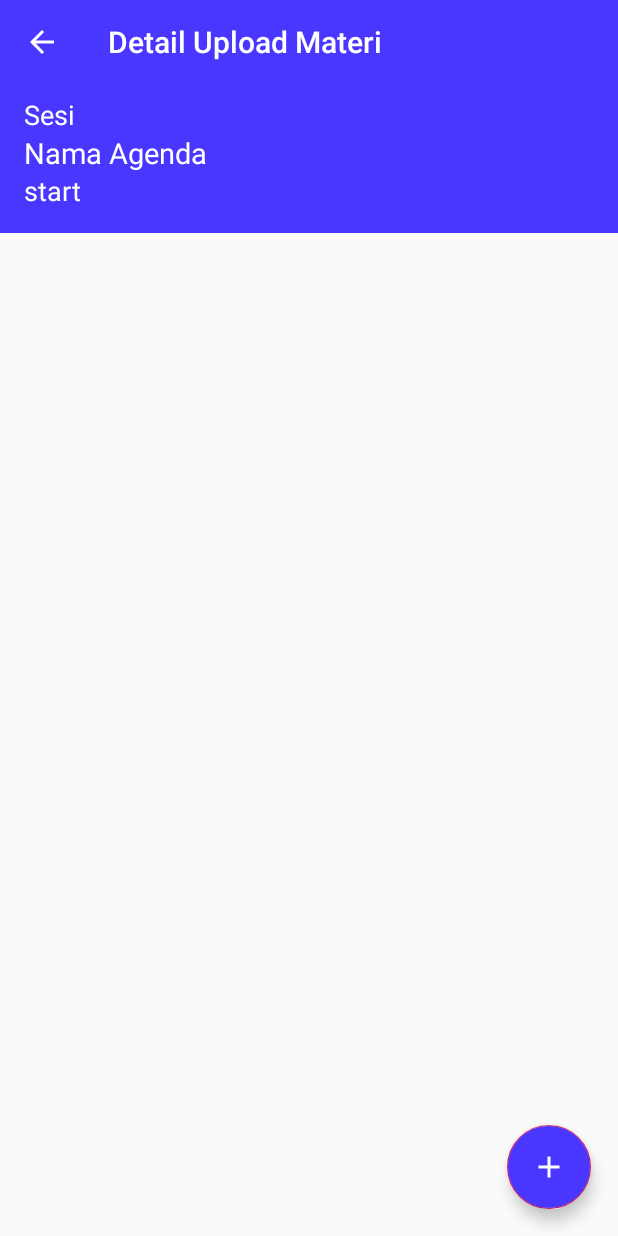
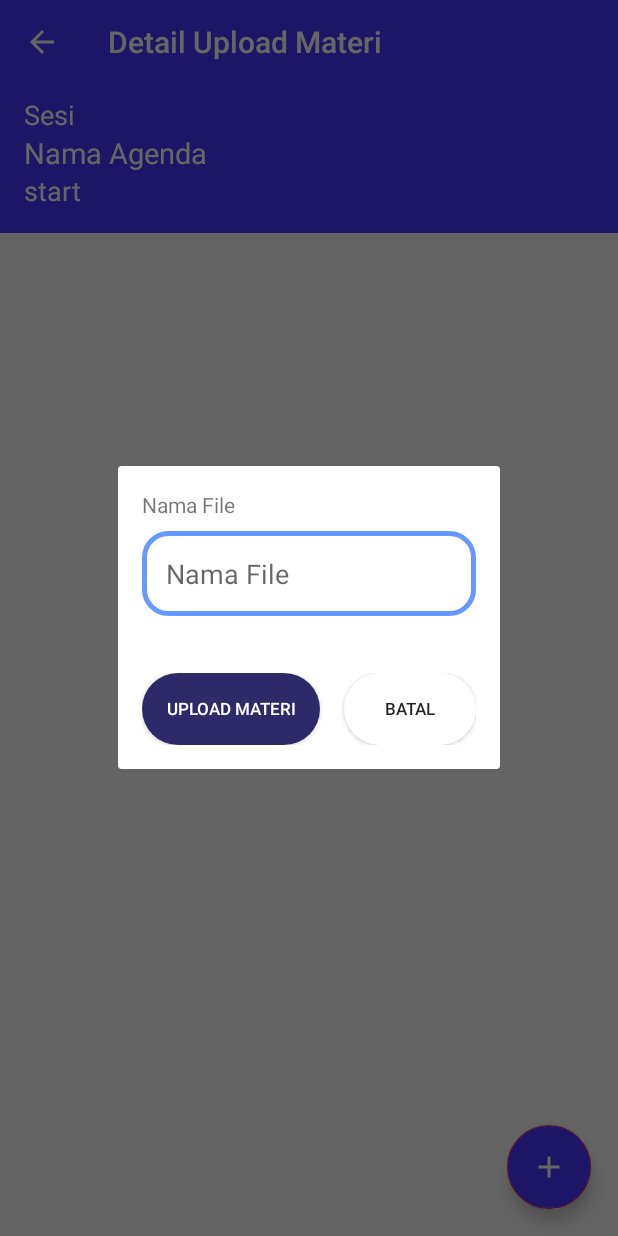
Before and after one commit to anggastudent/digimicePanitia, an Android app: the DetailUploadMateri screen opened directly, with no data from a screen before it, after a tap on an icon or button, on a phone screen of 412 x 824 dp. Run offline under Robolectric (Android 15) with nearby library versions, the phone set to English and light mode, and no system bars; our stand-ins replace Volley; libraries missing offline, so code that uses them is left out: net.gotev.uploadservice; network calls fail.

Commit message:
membuat proses upload materi

```diff
--- a/app/build.gradle
+++ b/app/build.gradle
@@ -35,6 +35,7 @@ dependencies {
     annotationProcessor 'androidx.lifecycle:lifecycle-compiler:2.2.0-alpha04'
     implementation 'com.github.bumptech.glide:glide:4.9.0'
     implementation 'com.github.vipulasri:timelineview:1.1.2'
+    implementation 'net.gotev:uploadservice:4.3.0'
 
 
     testImplementation 'junit:junit:4.12'
--- a/app/src/main/java/com/example/digimiceconferent/Activity/DetailUploadMateri.java
+++ b/app/src/main/java/com/example/digimiceconferent/Activity/DetailUploadMateri.java
@@ -1,29 +1,53 @@
 package com.example.digimiceconferent.Activity;
 
+import androidx.annotation.Nullable;
 import androidx.appcompat.app.AppCompatActivity;
+import androidx.fragment.app.FragmentManager;
 import androidx.lifecycle.Observer;
 import androidx.lifecycle.ViewModelProvider;
 import androidx.recyclerview.widget.LinearLayoutManager;
 import androidx.recyclerview.widget.RecyclerView;
 
+import android.content.Intent;
+import android.net.Uri;
 import android.os.Bundle;
+import android.os.Environment;
+import android.util.Base64;
 import android.view.View;
 import android.widget.TextView;
 import android.widget.Toast;
 
+import com.android.volley.AuthFailureError;
+import com.android.volley.Request;
 import com.android.volley.RequestQueue;
+import com.android.volley.Response;
+import com.android.volley.VolleyError;
+import com.android.volley.toolbox.StringRequest;
 import com.android.volley.toolbox.Volley;
 import com.example.digimiceconferent.Adapter.RecyclerViewMateriAdapter;
+import com.example.digimiceconferent.Fragment.UploadMateriDialogFragment;
 import com.example.digimiceconferent.MainViewModel;
 import com.example.digimiceconferent.Model.Agenda;
 import com.example.digimiceconferent.Model.Materi;
 import com.example.digimiceconferent.R;
+import com.example.digimiceconferent.SharedPrefManager;
 import com.google.android.material.floatingactionbutton.FloatingActionButton;
 
+import net.gotev.uploadservice.data.UploadNotificationConfig;
+import net.gotev.uploadservice.protocols.multipart.MultipartUploadRequest;
+
+import java.io.BufferedInputStream;
+import java.io.File;
+import java.io.FileInputStream;
+import java.io.FileNotFoundException;
+import java.io.IOException;
 import java.text.ParseException;
 import java.text.SimpleDateFormat;
 import java.util.ArrayList;
 import java.util.Date;
+import java.util.HashMap;
+import java.util.Map;
+import java.util.UUID;
 
 public class DetailUploadMateri extends AppCompatActivity {
     public static final String EXTRA_MATERI = "materi";
@@ -32,6 +56,11 @@ public class DetailUploadMateri extends AppCompatActivity {
     RecyclerViewMateriAdapter adapter;
     RequestQueue queue;
     FloatingActionButton addMateri;
+    private int PICK_PDF_REQUEST = 1;
+    File file;
+    String filePdf;
+    Uri filePath;
+    SharedPrefManager sharedPrefManager;
 
     @Override
     protected void onCreate(Bundle savedInstanceState) {
@@ -50,13 +79,15 @@ public class DetailUploadMateri extends AppCompatActivity {
         }
 
         queue = Volley.newRequestQueue(this);
+        sharedPrefManager = new SharedPrefManager(this);
         rvMateri = findViewById(R.id.rv_materi);
         adapter = new RecyclerViewMateriAdapter();
         rvMateri.setLayoutManager(new LinearLayoutManager(this));
 
         MainViewModel mainViewModel = new ViewModelProvider(this, new ViewModelProvider.NewInstanceFactory()).get(MainViewModel.class);
-        Agenda agenda = getIntent().getParcelableExtra(EXTRA_MATERI);
+        final Agenda agenda = getIntent().getParcelableExtra(EXTRA_MATERI);
         if (agenda != null) {
+            sharedPrefManager.saveSPString(sharedPrefManager.SP_ID_AGENDA, agenda.getId());
             tvSession.setText(agenda.getSessionAgenda());
             tvAgenda.setText(agenda.getNamaAgenda());
 
@@ -88,9 +119,16 @@ public class DetailUploadMateri extends AppCompatActivity {
         addMateri.setOnClickListener(new View.OnClickListener() {
             @Override
             public void onClick(View v) {
-                Toast.makeText(getApplicationContext(), "Klik", Toast.LENGTH_SHORT).show();
+
+                UploadMateriDialogFragment fragment = new UploadMateriDialogFragment();
+                FragmentManager fragmentManager = getSupportFragmentManager();
+                fragment.show(fragmentManager, UploadMateriDialogFragment.class.getSimpleName());
+
+
             }
         });
 
     }
+
+
 }
--- /dev/null
+++ b/app/src/main/java/com/example/digimiceconferent/Fragment/UploadMateriDialogFragment.java
@@ -0,0 +1,150 @@
+package com.example.digimiceconferent.Fragment;
+
+import android.app.Activity;
+import android.content.Intent;
+import android.net.Uri;
+import android.os.Bundle;
+
+import androidx.annotation.NonNull;
+import androidx.annotation.Nullable;
+import androidx.fragment.app.DialogFragment;
+import androidx.fragment.app.Fragment;
+
+import android.os.Environment;
+import android.util.Base64;
+import android.view.LayoutInflater;
+import android.view.View;
+import android.view.ViewGroup;
+import android.widget.Button;
+import android.widget.EditText;
+import android.widget.Toast;
+
+import com.android.volley.AuthFailureError;
+import com.android.volley.Request;
+import com.android.volley.RequestQueue;
+import com.android.volley.Response;
+import com.android.volley.VolleyError;
+import com.android.volley.toolbox.StringRequest;
+import com.android.volley.toolbox.Volley;
+import com.example.digimiceconferent.R;
+import com.example.digimiceconferent.SharedPrefManager;
+
+import java.io.BufferedInputStream;
+import java.io.File;
+import java.io.FileInputStream;
+import java.util.HashMap;
+import java.util.Map;
+
+/**
+ * A simple {@link Fragment} subclass.
+ */
+public class UploadMateriDialogFragment extends DialogFragment {
+
+    Button btUpload, btCancel;
+    EditText etNameFile;
+    RequestQueue queue;
+    SharedPrefManager sharedPrefManager;
+    private int PICK_PDF_REQUEST = 1;
+    File file;
+    String filePdf;
+    Uri filePath;
+
+    public UploadMateriDialogFragment() {
+        // Required empty public constructor
+    }
+
+
+    @Override
+    public View onCreateView(LayoutInflater inflater, ViewGroup container,
+                             Bundle savedInstanceState) {
+        // Inflate the layout for this fragment
+        return inflater.inflate(R.layout.fragment_upload_materi_dialog, container, false);
+    }
+
+    @Override
+    public void onViewCreated(@NonNull View view, @Nullable Bundle savedInstanceState) {
+        super.onViewCreated(view, savedInstanceState);
+
+        btUpload = view.findViewById(R.id.bt_upload_materi);
+        btCancel = view.findViewById(R.id.bt_cancel_materi);
+
+        etNameFile = view.findViewById(R.id.nama_upload_materi);
+        queue = Volley.newRequestQueue(getContext());
+        sharedPrefManager = new SharedPrefManager(getContext());
+        addMateri();
+        btUpload.setOnClickListener(new View.OnClickListener() {
+            @Override
+            public void onClick(View v) {
+
+                uploadFile();
+            }
+        });
+
+        btCancel.setOnClickListener(new View.OnClickListener() {
+            @Override
+            public void onClick(View v) {
+                getDialog().dismiss();
+            }
+        });
+    }
+    private void addMateri() {
+        Intent intent = new Intent();
+        intent.setType("application/pdf");
+        intent.setAction(Intent.ACTION_GET_CONTENT);
+        startActivityForResult(Intent.createChooser(intent, "Select Pdf"), PICK_PDF_REQUEST);
+    }
+
+    public void uploadFile() {
+        RequestQueue queue = Volley.newRequestQueue(getContext());
+        String url = "http://192.168.4.107/myAPI/public/upload-materi";
+        StringRequest request = new StringRequest(Request.Method.POST, url, new Response.Listener<String>() {
+            @Override
+            public void onResponse(String response) {
+                Toast.makeText(getContext(), response, Toast.LENGTH_SHORT).show();
+                getDialog().dismiss();
+            }
+        }, new Response.ErrorListener() {
+            @Override
+            public void onErrorResponse(VolleyError error) {
+                Toast.makeText(getContext(), error.toString(), Toast.LENGTH_SHORT).show();
+                getDialog().dismiss();
+            }
+        }){
+            @Override
+            protected Map<String, String> getParams() throws AuthFailureError {
+                Map<String, String> data = new HashMap<>();
+                data.put("pdf", filePdf);
+                data.put("name", etNameFile.getText().toString());
+                data.put("event_id", sharedPrefManager.getSpIdEvent());
+                data.put("event_agenda_id", sharedPrefManager.getSpIdAgenda());
+                data.put("event_event_type_id", "3");
+                return data;
+            }
+        };
+
+        queue.add(request);
+
+    }
+
+    @Override
+    public void onActivityResult(int requestCode, int resultCode, @Nullable Intent data) {
+        super.onActivityResult(requestCode, resultCode, data);
+        if(requestCode == PICK_PDF_REQUEST && resultCode == Activity.RESULT_OK && data != null && data.getData() != null){
+            filePath = data.getData();
+            file = new File(Environment.getExternalStorageDirectory(),filePath.getPath().substring(20));
+
+            int size = (int) file.length();
+            byte[] bytes = new byte[size];
+            try {
+                BufferedInputStream bufferedInputStream = new BufferedInputStream(new FileInputStream(file));
+                bufferedInputStream.read(bytes,0, bytes.length);
+                bufferedInputStream.close();
+                filePdf = Base64.encodeToString(bytes, Base64.DEFAULT);
+            } catch (Exception e) {
+                e.printStackTrace();
+            }
+        }else{
+            getDialog().dismiss();
+        }
+    }
+}
--- a/app/src/main/java/com/example/digimiceconferent/SharedPrefManager.java
+++ b/app/src/main/java/com/example/digimiceconferent/SharedPrefManager.java
@@ -21,6 +21,7 @@ public class SharedPrefManager {
     public static final String SP_NAME_TEAM = "name_team";
     public static final String SP_ID_EVENT = "id_event";
     public static final String SP_ID_PACKET = "id_packet";
+    public static final String SP_ID_AGENDA = "id_agenda";
 
 
     SharedPreferences sharedPreferences;
@@ -105,4 +106,7 @@ public class SharedPrefManager {
         return sharedPreferences.getString(SP_ID_PACKET, "");
     }
 
+    public String getSpIdAgenda() {
+        return sharedPreferences.getString(SP_ID_AGENDA, "");
+    }
 }
--- /dev/null
+++ b/app/src/main/res/layout/fragment_upload_materi_dialog.xml
@@ -0,0 +1,55 @@
+<?xml version="1.0" encoding="utf-8"?>
+<LinearLayout xmlns:android="http://schemas.android.com/apk/res/android"
+    xmlns:tools="http://schemas.android.com/tools"
+    android:layout_width="match_parent"
+    android:layout_height="wrap_content"
+    android:orientation="vertical"
+    android:padding="16dp"
+    tools:context=".Fragment.UploadMateriDialogFragment">
+    <TextView
+        android:layout_width="match_parent"
+        android:layout_height="wrap_content"
+        android:text="@string/nama_file"
+        android:layout_marginBottom="8dp"/>
+
+    <EditText
+        android:id="@+id/nama_upload_materi"
+        android:layout_width="match_parent"
+        android:background="@drawable/border_form"
+        android:hint="@string/nama_file"
+        android:padding="16dp"
+        android:inputType="text"
+        android:layout_height="wrap_content"
+        android:layout_marginBottom="8dp"/>
+
+    <LinearLayout
+        android:layout_width="match_parent"
+        android:layout_height="wrap_content"
+        android:paddingTop="30dp"
+        android:orientation="horizontal">
+
+        <Button
+            android:id="@+id/bt_upload_materi"
+            android:layout_width="wrap_content"
+            android:paddingLeft="16dp"
+            android:paddingRight="16dp"
+            android:textSize="11sp"
+            android:layout_height="wrap_content"
+            android:text="@string/upload_materi"
+            android:textColor="@android:color/white"
+            android:backgroundTint="@color/colorButton"
+            android:background="@drawable/border_radius"/>
+
+        <Button
+            android:id="@+id/bt_cancel_materi"
+            android:layout_width="match_parent"
+            android:layout_marginLeft="16dp"
+            android:textSize="11sp"
+            android:layout_height="wrap_content"
+            android:text="@string/batal"
+            android:background="@drawable/border_radius"/>
+
+    </LinearLayout>
+
+
+</LinearLayout>
--- a/app/src/main/res/values/strings.xml
+++ b/app/src/main/res/values/strings.xml
@@ -46,6 +46,8 @@
     <string name="nama_agenda">Nama Agenda</string>
     <string name="edit_agenda">Edit Agenda</string>
     <string name="upload_materi">Upload Materi</string>
+    <string name="nama_file">Nama File</string>
+    <string name="batal">Batal</string>
 
     <string-array name="presensi">
         <item>Bebas</item>
```
